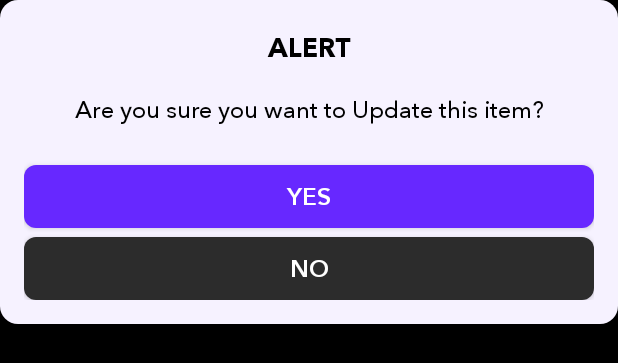
After one commit to hvyas3662/Passlocker, an Android app: the layout layout_dialog.xml on its own in the app's theme, with its tools: preview values and no code run, on a phone screen of 412 x 824 dp. The commit adds this screen. Shown: the top 363 px of the screen. Run offline under Robolectric (Android 15) with nearby library versions, the phone set to English and light mode, and no system bars.

Commit message:
Custom dialog module Completed

```diff
--- a/CustomTabs/src/main/java/com/elevationsoft/customtabs/utils/Extensions.kt
+++ b/CustomTabs/src/main/java/com/elevationsoft/customtabs/utils/Extensions.kt
@@ -18,7 +18,4 @@ object Extensions {
         return Color.argb(255, rnd.nextInt(256), rnd.nextInt(256), rnd.nextInt(256))
     }
 
-    fun View.animateX(x: Int) {
-
-    }
 }
--- /dev/null
+++ b/EasyDialog/src/main/res/drawable/button_bg.xml
@@ -0,0 +1,6 @@
+<?xml version="1.0" encoding="utf-8"?>
+<shape xmlns:android="http://schemas.android.com/apk/res/android"
+    android:shape="rectangle">
+    <corners android:radius="8dp" />
+    <solid android:color="@color/easy_dialog_button_bg_primary" />
+</shape>
--- /dev/null
+++ b/EasyDialog/src/main/res/drawable/dialog_bg.xml
@@ -0,0 +1,6 @@
+<?xml version="1.0" encoding="utf-8"?>
+<shape xmlns:android="http://schemas.android.com/apk/res/android"
+    android:shape="rectangle">
+    <corners android:radius="12dp" />
+    <solid android:color="@color/easy_dialog_bg" />
+</shape>
--- /dev/null
+++ b/EasyDialog/src/main/res/layout/layout_dialog.xml
@@ -0,0 +1,77 @@
+<?xml version="1.0" encoding="utf-8"?>
+<androidx.constraintlayout.widget.ConstraintLayout xmlns:android="http://schemas.android.com/apk/res/android"
+    xmlns:app="http://schemas.android.com/apk/res-auto"
+    android:id="@+id/cl_parent"
+    android:layout_width="match_parent"
+    android:layout_height="wrap_content"
+    android:background="@drawable/dialog_bg"
+    android:padding="16dp">
+
+    <TextView
+        android:id="@+id/tv_title"
+        android:layout_width="match_parent"
+        android:layout_height="wrap_content"
+        android:background="@android:color/transparent"
+        android:fontFamily="@font/avenir_next_bold"
+        android:gravity="center"
+        android:text="@string/text_demo_title"
+        android:textAllCaps="true"
+        android:textColor="@color/easy_dialog_text_color_primary"
+        android:textSize="@dimen/text_big"
+        app:layout_constraintEnd_toEndOf="parent"
+        app:layout_constraintStart_toStartOf="parent"
+        app:layout_constraintTop_toTopOf="parent" />
+
+
+    <TextView
+        android:id="@+id/tv_message"
+        android:layout_width="match_parent"
+        android:layout_height="wrap_content"
+        android:layout_marginTop="4dp"
+        android:background="@android:color/transparent"
+        android:fontFamily="@font/avenir_next_medium"
+        android:gravity="center"
+        android:padding="8dp"
+        android:text="@string/text_demo_message"
+        android:textColor="@color/easy_dialog_text_color_primary"
+        android:textSize="@dimen/text_normal"
+        app:layout_constraintEnd_toEndOf="parent"
+        app:layout_constraintStart_toStartOf="parent"
+        app:layout_constraintTop_toBottomOf="@id/tv_title" />
+
+
+    <androidx.appcompat.widget.AppCompatButton
+        android:id="@+id/btn_yes"
+        android:layout_width="match_parent"
+        android:layout_height="42dp"
+        android:layout_marginTop="16dp"
+        android:background="@drawable/button_bg"
+        android:fontFamily="@font/avenir_next_demi_bold"
+        android:gravity="center"
+        android:text="@string/text_yes"
+        android:textAllCaps="true"
+        android:textColor="@color/easy_dialog_text_color_secondary"
+        android:textSize="@dimen/text_normal"
+        app:layout_constraintEnd_toEndOf="parent"
+        app:layout_constraintStart_toStartOf="parent"
+        app:layout_constraintTop_toBottomOf="@id/tv_message" />
+
+    <androidx.appcompat.widget.AppCompatButton
+        android:id="@+id/btn_no"
+        android:layout_width="match_parent"
+        android:layout_height="42dp"
+        android:layout_marginTop="6dp"
+        android:background="@drawable/button_bg"
+        android:backgroundTint="@color/easy_dialog_button_bg_secondary"
+        android:fontFamily="@font/avenir_next_demi_bold"
+        android:gravity="center"
+        android:text="@string/text_no"
+        android:textAllCaps="true"
+        android:textColor="@color/easy_dialog_text_color_secondary"
+        android:textSize="@dimen/text_normal"
+        app:layout_constraintEnd_toEndOf="parent"
+        app:layout_constraintStart_toStartOf="parent"
+        app:layout_constraintTop_toBottomOf="@id/btn_yes" />
+
+
+</androidx.constraintlayout.widget.ConstraintLayout>
--- a/EasyDialog/src/main/res/values/colors.xml
+++ b/EasyDialog/src/main/res/values/colors.xml
@@ -1,10 +1,8 @@
 <?xml version="1.0" encoding="utf-8"?>
 <resources>
-    <color name="purple_200">#FFBB86FC</color>
-    <color name="purple_500">#FF6200EE</color>
-    <color name="purple_700">#FF3700B3</color>
-    <color name="teal_200">#FF03DAC5</color>
-    <color name="teal_700">#FF018786</color>
-    <color name="black">#FF000000</color>
-    <color name="white">#FFFFFFFF</color>
+    <color name="easy_dialog_bg">#F6F2FF</color>
+    <color name="easy_dialog_text_color_primary">#000000</color>
+    <color name="easy_dialog_button_bg_primary">#6728FF</color>
+    <color name="easy_dialog_button_bg_secondary">#2C2C2C</color>
+    <color name="easy_dialog_text_color_secondary">#FFFFFF</color>
 </resources>
--- a/EasyDialog/src/main/res/values/strings.xml
+++ b/EasyDialog/src/main/res/values/strings.xml
@@ -1,3 +1,6 @@
 <resources>
-    <string name="app_name">EasyDialog</string>
+    <string name="text_demo_title">Alert</string>
+    <string name="text_demo_message">Are you sure you want to Update this item?</string>
+    <string name="text_yes">Yes</string>
+    <string name="text_no">No</string>
 </resources>
--- a/EasyDialog/src/main/res/values/styles.xml
+++ /dev/null
@@ -1,137 +0,0 @@
-<?xml version="1.0" encoding="utf-8"?>
-<resources xmlns:tools="http://schemas.android.com/tools">
-
-    <!-- Base Toolbar -->
-    <style name="Passlocker.ToolBar" parent="Widget.MaterialComponents.Toolbar.Primary">
-        <item name="titleTextAppearance">@style/Passlocker.ToolBar.TextAppearance</item>
-        <item name="popupTheme">@style/Passlocker.Overflow.Menu.PopUpTheme</item>
-    </style>
-
-    <style name="Passlocker.ToolBar.TextAppearance" parent="TextAppearance.AppCompat.Title">
-        <item name="android:textSize">24sp</item>
-        <item name="textAllCaps">true</item>
-        <item name="android:textStyle">bold</item>
-    </style>
-
-
-    <!-- Base Menu  -->
-    <style name="Passlocker.Overflow.Menu" parent="Widget.AppCompat.ActionButton.Overflow">
-        <item name="android:tint">@color/textPrimary</item>
-    </style>
-
-    <style name="Passlocker.Overflow.Menu.PopUpTheme" parent="ThemeOverlay.AppCompat.Light">
-        <item name="android:backgroundTint">@color/surfaceColor</item>
-        <item name="android:textColor">@color/textPrimary</item>
-    </style>
-
-    <!-- Base primary Buttons -->
-    <style name="Passlocker.Primary.Button" parent="Widget.MaterialComponents.Button">
-        <item name="android:backgroundTint">@color/colorAccent</item>
-        <item name="android:textColor">@color/textPrimary</item>
-        <item name="android:textSize">@dimen/text_normal</item>
-        <item name="android:insetTop">0dp</item>
-        <item name="android:insetBottom">0dp</item>
-        <item name="fontFamily">@font/avenir_next_demi_bold</item>
-        <item name="cornerRadius">12dp</item>
-    </style>
-
-    <style name="Passlocker.Primary.Button.Icon" parent="Widget.MaterialComponents.Button.Icon">
-        <item name="android:textColor">@color/textPrimary</item>
-        <item name="android:textSize">@dimen/text_normal</item>
-        <item name="android:insetTop">0dp</item>
-        <item name="android:insetBottom">0dp</item>
-        <item name="iconGravity">end</item>
-    </style>
-
-    <style name="Passlocker.Primary.Button.border" parent="Widget.MaterialComponents.Button.OutlinedButton">
-        <item name="android:textSize">@dimen/text_normal</item>
-        <item name="android:insetTop">0dp</item>
-        <item name="android:insetBottom">0dp</item>
-        <item name="android:textColor">@color/textPrimary</item>
-        <item name="strokeColor">@color/colorAccent</item>
-    </style>
-
-
-    <!-- Base Secondary Buttons -->
-    <style name="Passlocker.Secondary.Button" parent="Widget.MaterialComponents.Button">
-        <item name="backgroundTint">@color/surfaceColor</item>
-        <item name="android:textColor">@color/textSecondary</item>
-        <item name="android:textSize">14sp</item>
-        <item name="android:insetTop">0dp</item>
-        <item name="android:insetBottom">0dp</item>
-    </style>
-
-    <style name="Passlocker.Secondary.Button.Icon" parent="Widget.MaterialComponents.Button.Icon">
-        <item name="backgroundTint">@color/surfaceColor</item>
-        <item name="android:textColor">@color/textSecondary</item>
-        <item name="android:textSize">14sp</item>
-        <item name="android:insetTop">0dp</item>
-        <item name="android:insetBottom">0dp</item>
-        <item name="iconTint">@color/textSecondary</item>
-        <item name="iconGravity">end</item>
-    </style>
-
-    <style name="Passlocker.Secondary.Button.border" parent="Widget.MaterialComponents.Button.OutlinedButton">
-        <item name="android:textSize">14sp</item>
-        <item name="android:insetTop">0dp</item>
-        <item name="android:insetBottom">0dp</item>
-        <item name="android:textColor">@color/textSecondary</item>
-        <item name="strokeColor">@color/textSecondary</item>
-    </style>
-
-
-    <!-- Base Checkbox Button style -->
-    <style name="Passlocker.CheckBox" parent="Widget.MaterialComponents.CompoundButton.CheckBox">
-        <item name="buttonTint">@color/colorPrimary</item>
-        <item name="android:textStyle">italic</item>
-    </style>
-
-
-    <!-- Base Radio Button style -->
-    <style name="Passlocker.RadioButton" parent="Widget.MaterialComponents.CompoundButton.RadioButton">
-        <item name="buttonTint">@color/colorPrimary</item>
-        <item name="android:textStyle">bold</item>
-    </style>
-
-    <!-- Base Switch style -->
-    <style name="Passlocker.Switch" parent="Widget.MaterialComponents.CompoundButton.Switch">
-        <item name="thumbTint">@color/colorPrimary</item>
-        <item name="trackTint">#73000000</item>
-        <item name="android:textStyle">italic</item>
-    </style>
-
-    <!-- Base Edittext style -->
-    <style name="Passlocker.Edittext" parent="Widget.AppCompat.EditText">
-        <item name="android:textSize">16sp</item>
-        <item name="android:textColorHint">@color/textSecondary</item>
-        <item name="android:textColor">@drawable/edittext_enable_disable_text_color</item>
-        <item name="android:background">@drawable/edittext_state_drawable</item>
-        <item name="android:paddingStart">8dp</item>
-        <item name="android:paddingEnd">8dp</item>
-        <item name="android:paddingTop">12dp</item>
-        <item name="android:paddingBottom">12dp</item>
-        <item name="android:gravity">start|center_vertical</item>
-        <item name="android:minHeight">48dp</item>
-        <item name="fontFamily">@font/avenir_next_medium</item>
-        <item name="android:importantForAutofill" tools:ignore="NewApi">no</item>
-    </style>
-
-    <style name="Passlocker.CardView" parent="Widget.MaterialComponents.CardView">
-        <item name="cardElevation">2dp</item>
-        <item name="cardCornerRadius">2dp</item>
-        <item name="cardUseCompatPadding">false</item>
-    </style>
-
-    <style name="Passlocker.Dialog" parent="Theme.MaterialComponents.Light.Dialog">
-        <item name="android:background">@color/surfaceColorLight</item>
-        <item name="background">@color/surfaceColorLight</item>
-        <item name="android:backgroundTint">@color/surfaceColorLight</item>
-        <item name="backgroundColor">@color/surfaceColorLight</item>
-        <item name="android:popupBackground">@color/surfaceColorLight</item>
-        <item name="popupMenuBackground">@color/surfaceColorLight</item>
-        <item name="cornerFamily">rounded</item>
-        <item name="cornerRadius">@dimen/corner_radius_12</item>
-    </style>
-
-
-</resources>
--- a/EasyDialog/src/main/res/values/themes.xml
+++ /dev/null
@@ -1,38 +0,0 @@
-<resources xmlns:tools="http://schemas.android.com/tools">
-
-    <style name="Theme.Passlocker" parent="Theme.MaterialComponents.NoActionBar">
-        <!-- base colors -->
-        <item name="colorPrimary">@color/colorPrimary</item>
-        <item name="colorPrimaryDark">@color/colorPrimary</item>
-        <item name="colorAccent">@color/colorAccent</item>
-        <item name="backgroundColor">@color/colorPrimary</item>
-        <item name="android:background">@color/colorPrimary</item>
-        <item name="colorOnSurface">#FFFFFF</item>
-
-        <!-- system bar color. -->
-        <item name="android:statusBarColor">@color/colorPrimary</item>
-        <item name="android:navigationBarColor">@color/colorPrimary</item>
-        <item name="android:windowLightStatusBar" tools:targetApi="m">false</item>
-
-        <!-- Customize your theme here. -->
-        <item name="android:textColor">@color/textSecondary</item>
-        <item name="android:textSize">@dimen/text_normal</item>
-        <item name="android:fontFamily">@font/avenir_next_regular</item>
-
-        <!-- set primary toolbar & menu style -->
-        <item name="toolbarStyle">@style/Passlocker.ToolBar</item>
-        <item name="android:actionOverflowButtonStyle">@style/Passlocker.Overflow.Menu</item>
-
-        <!-- set default primary button style -->
-        <item name="materialButtonStyle">@style/Passlocker.Primary.Button</item>
-
-        <!-- set default compound button style -->
-        <item name="checkboxStyle">@style/Passlocker.CheckBox</item>
-        <item name="radioButtonStyle">@style/Passlocker.RadioButton</item>
-        <item name="switchStyle">@style/Passlocker.Switch</item>
-
-        <item name="editTextStyle">@style/Passlocker.Edittext</item>
-        <item name="cardViewStyle">@style/Passlocker.CardView</item>
-        <item name="dialogTheme">@style/Passlocker.Dialog</item>
-    </style>
-</resources>
--- a/app/src/main/java/com/elevationsoft/passlocker/presentation/login_screen/LoginActivity.kt
+++ b/app/src/main/java/com/elevationsoft/passlocker/presentation/login_screen/LoginActivity.kt
@@ -42,8 +42,11 @@ class LoginActivity : AppCompatActivity() {
                 "Welcome $userName"
             binding.tvWelcome.text = displayText
             binding.llLoginInfo.show()
-            binding.ivBio.hide()
+            binding.ivBio.show()
             binding.tvRegister.hide()
+            binding.ivBio.setOnClickListener {
+                biometricPrompt.authenticate(promptInfo)
+            }
         } else {
             binding.etEnterName.requestFocus()
             binding.etEnterName.show()
```
Also changed, not shown: EasyDialog/src/main/java/com/elevationsoft/easydialog/EasyDialog.kt (added, +175 -0 lines), app/src/main/java/com/elevationsoft/passlocker/presentation/add_credentials/AddCredentialsActivity.kt (+27 -0 lines), EasyDialog/src/main/res/font/avenir_next_bold.ttf (added), EasyDialog/src/main/res/font/avenir_next_demi_bold.ttf (added), EasyDialog/src/main/res/font/avenir_next_medium.ttf (added), app/src/main/res/font/avenir_next_heavy.ttf (deleted), app/src/main/res/font/baroque_script.ttf (deleted).
